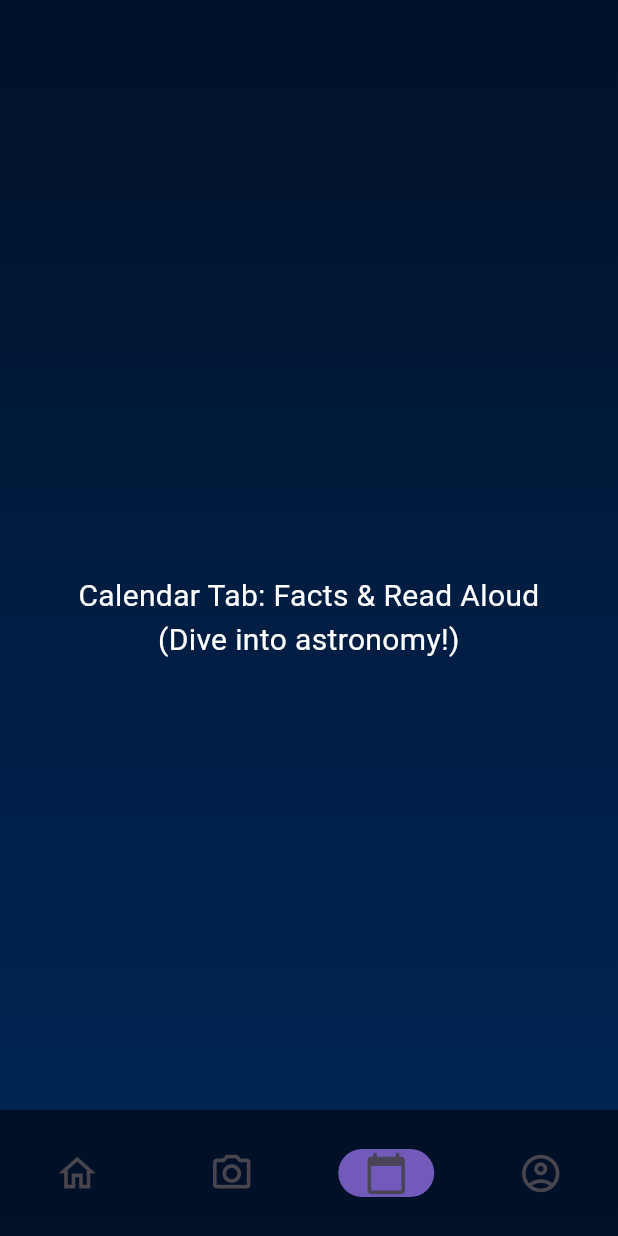
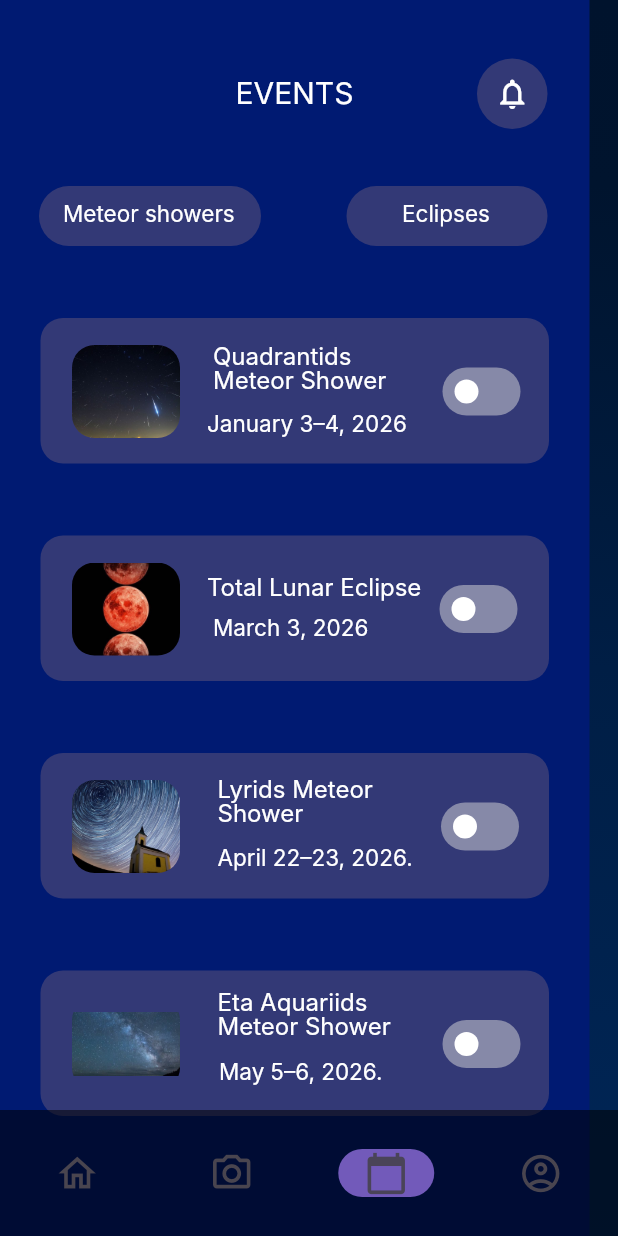
Before and after one commit to ariaj0sephine/Astroot, a Flutter app: the HomeScreen screen opened directly, item 3 of the bottom bar chosen, on a phone screen of 412 x 824 dp. Run offline on Flutter 3.47's test engine with Material 3 defaults, Android fonts, the phone set to English and light mode, and no system bars; our stand-ins replace flutter_svg; Roboto replaces fonts that are missing (Inter).

Commit message:
event_page done

```diff
--- /dev/null
+++ b/lib/event_page.dart
@@ -0,0 +1,543 @@
+import 'package:flutter/material.dart';
+
+class EventWidget extends StatefulWidget {
+  const EventWidget({super.key});
+
+  @override
+  State<EventWidget> createState() => _EventWidgetState();
+}
+
+class _EventWidgetState extends State<EventWidget> {
+  // Individual toggle states for each card (start as OFF)
+  bool _quadrantidsToggle = false;
+  bool _eclipseToggle = false;
+  bool _lyridsToggle = false;
+  bool _etaToggle = false;
+
+  @override
+  Widget build(BuildContext context) {
+    return Container(
+      width: 393,
+      height: 852,
+      decoration: const BoxDecoration(
+        color: Color.fromRGBO(0, 26, 114, 1),
+      ),
+      child: Stack(
+        children: <Widget>[
+          // Header bar
+          Positioned(
+            top: 39,
+            left: 19,
+            child: Container(
+              width: 346,
+              height: 48,
+              child: Stack(
+                children: <Widget>[
+                  Positioned(
+                    top: 13,
+                    left: 138,
+                    child: const Text(
+                      'EVENTS',
+                      textAlign: TextAlign.center,
+                      style: TextStyle(
+                        color: Color.fromRGBO(255, 255, 255, 1),
+                        fontFamily: 'Inter',
+                        fontSize: 20,
+                        letterSpacing: 0,
+                        fontWeight: FontWeight.normal,
+                        height: 1,
+                      ),
+                    ),
+                  ),
+                  // Notification bell icon button
+                  Positioned(
+                    top: 0,
+                    left: 299,
+                    child: Container(
+                      width: 47,
+                      height: 47,
+                      decoration: BoxDecoration(
+                        color: const Color.fromRGBO(51, 57, 118, 1),
+                        borderRadius: BorderRadius.all(Radius.elliptical(47, 47)),
+                      ),
+                      child: const Center(
+                        child: Icon(
+                          Icons.notifications_outlined,
+                          color: Colors.white,
+                          size: 24,
+                        ),
+                      ),
+                    ),
+                  ),
+                ],
+              ),
+            ),
+          ),
+          // Main content with tabs and cards
+          Positioned(
+            top: 124,
+            left: 26,
+            child: Container(
+              width: 340,
+              height: 620,
+              child: Stack(
+                children: <Widget>[
+                  // Tabs row (unchanged)
+                  Positioned(
+                    top: 0,
+                    left: 0,
+                    child: Container(
+                      width: 339,
+                      height: 40,
+                      child: Stack(
+                        children: <Widget>[
+                          Positioned(
+                            top: 0,
+                            left: 0,
+                            child: Container(
+                              width: 148,
+                              height: 40,
+                              decoration: BoxDecoration(
+                                borderRadius: BorderRadius.circular(30),
+                                color: const Color.fromRGBO(51, 57, 118, 1),
+                              ),
+                            ),
+                          ),
+                          Positioned(
+                            top: 0,
+                            left: 205,
+                            child: Container(
+                              width: 134,
+                              height: 40,
+                              decoration: BoxDecoration(
+                                borderRadius: BorderRadius.circular(30),
+                                color: const Color.fromRGBO(51, 57, 118, 1),
+                              ),
+                            ),
+                          ),
+                          Positioned(
+                            top: 11,
+                            left: 16,
+                            child: const Text(
+                              'Meteor showers',
+                              textAlign: TextAlign.left,
+                              style: TextStyle(
+                                color: Color.fromRGBO(255, 255, 255, 1),
+                                fontFamily: 'Inter',
+                                fontSize: 15,
+                                letterSpacing: 0,
+                                fontWeight: FontWeight.normal,
+                                height: 1,
+                              ),
+                            ),
+                          ),
+                          Positioned(
+                            top: 11,
+                            left: 242,
+                            child: const Text(
+                              'Eclipses',
+                              textAlign: TextAlign.left,
+                              style: TextStyle(
+                                color: Color.fromRGBO(255, 255, 255, 1),
+                                fontFamily: 'Inter',
+                                fontSize: 15,
+                                letterSpacing: 0,
+                                fontWeight: FontWeight.normal,
+                                height: 1,
+                              ),
+                            ),
+                          ),
+                        ],
+                      ),
+                    ),
+                  ),
+                  // Card 1: Quadrantids
+                  Positioned(
+                    top: 88,
+                    left: 1,
+                    child: Container(
+                      width: 339,
+                      height: 97,
+                      child: Stack(
+                        children: <Widget>[
+                          Positioned(
+                            top: 0,
+                            left: 0,
+                            child: Container(
+                              width: 339,
+                              height: 97,
+                              decoration: BoxDecoration(
+                                borderRadius: BorderRadius.circular(15),
+                                color: const Color.fromRGBO(51, 57, 118, 1),
+                              ),
+                            ),
+                          ),
+                          // Working toggle switch
+                          Positioned(
+                            top: 38,
+                            left: 273,
+                            child: SizedBox(
+                              width: 42,
+                              height: 22,
+                              child: Switch(
+                                value: _quadrantidsToggle,
+                                onChanged: (value) {
+                                  setState(() {
+                                    _quadrantidsToggle = value;
+                                  });
+                                },
+                                activeColor: const Color.fromRGBO(84, 108, 190, 1),
+                                activeTrackColor: const Color.fromRGBO(84, 108, 190, 1),
+                                inactiveThumbColor: const Color.fromRGBO(217, 217, 217, 1),
+                                inactiveTrackColor: const Color.fromRGBO(217, 217, 217, 0.5),
+                                trackOutlineColor: MaterialStateProperty.all(Colors.transparent),
+                                thumbColor: MaterialStateProperty.all(Colors.white),
+                                materialTapTargetSize: MaterialTapTargetSize.shrinkWrap,
+                              ),
+                            ),
+                          ),
+                          Positioned(
+                            top: 18,
+                            left: 21,
+                            child: Container(
+                              width: 72,
+                              height: 62,
+                              decoration: BoxDecoration(
+                                borderRadius: BorderRadius.circular(15),
+                                image: const DecorationImage(
+                                  image: AssetImage('assets/images/quad.jpg'),
+                                  fit: BoxFit.fitWidth,
+                                ),
+                              ),
+                            ),
+                          ),
+                          Positioned(
+                            top: 17,
+                            left: 115,
+                            child: const Text(
+                              'Quadrantids\nMeteor Shower',
+                              textAlign: TextAlign.left,
+                              style: TextStyle(
+                                color: Color.fromRGBO(255, 255, 255, 1),
+                                fontFamily: 'Inter',
+                                fontSize: 16,
+                                letterSpacing: 0,
+                                fontWeight: FontWeight.normal,
+                                height: 1,
+                              ),
+                            ),
+                          ),
+                          Positioned(
+                            top: 63,
+                            left: 111,
+                            child: const Text(
+                              'January 3–4, 2026',
+                              textAlign: TextAlign.center,
+                              style: TextStyle(
+                                color: Color.fromRGBO(255, 255, 255, 1),
+                                fontFamily: 'Inter',
+                                fontSize: 15,
+                                letterSpacing: 0,
+                                fontWeight: FontWeight.normal,
+                                height: 1,
+                              ),
+                            ),
+                          ),
+                        ],
+                      ),
+                    ),
+                  ),
+                  // Card 2: Total Lunar Eclipse
+                  Positioned(
+                    top: 233,
+                    left: 1,
+                    child: Container(
+                      width: 339,
+                      height: 97,
+                      child: Stack(
+                        children: <Widget>[
+                          Positioned(
+                            top: 0,
+                            left: 0,
+                            child: Container(
+                              width: 339,
+                              height: 97,
+                              decoration: BoxDecoration(
+                                borderRadius: BorderRadius.circular(15),
+                                color: const Color.fromRGBO(51, 57, 118, 1),
+                              ),
+                            ),
+                          ),
+                          Positioned(
+                            top: 38,
+                            left: 271,
+                            child: SizedBox(
+                              width: 42,
+                              height: 22,
+                              child: Switch(
+                                value: _eclipseToggle,
+                                onChanged: (value) {
+                                  setState(() {
+                                    _eclipseToggle = value;
+                                  });
+                                },
+                                activeColor: const Color.fromRGBO(84, 108, 190, 1),
+                                activeTrackColor: const Color.fromRGBO(84, 108, 190, 1),
+                                inactiveThumbColor: const Color.fromRGBO(217, 217, 217, 1),
+                                inactiveTrackColor: const Color.fromRGBO(217, 217, 217, 0.5),
+                                trackOutlineColor: MaterialStateProperty.all(Colors.transparent),
+                                thumbColor: MaterialStateProperty.all(Colors.white),
+                                materialTapTargetSize: MaterialTapTargetSize.shrinkWrap,
+                              ),
+                            ),
+                          ),
+                          Positioned(
+                            top: 18,
+                            left: 21,
+                            child: Container(
+                              width: 72,
+                              height: 62,
+                              decoration: BoxDecoration(
+                                borderRadius: BorderRadius.circular(15),
+                                image: const DecorationImage(
+                                  image: AssetImage('assets/images/total_lunar.jpg'),
+                                  fit: BoxFit.fitWidth,
+                                ),
+                              ),
+                            ),
+                          ),
+                          Positioned(
+                            top: 26,
+                            left: 111,
+                            child: const Text(
+                              'Total Lunar Eclipse',
+                              textAlign: TextAlign.left,
+                              style: TextStyle(
+                                color: Color.fromRGBO(255, 255, 255, 1),
+                                fontFamily: 'Inter',
+                                fontSize: 16,
+                                letterSpacing: 0,
+                                fontWeight: FontWeight.normal,
+                                height: 1,
+                              ),
+                            ),
+                          ),
+                          Positioned(
+                            top: 54,
+                            left: 115,
+                            child: const Text(
+                              'March 3, 2026',
+                              textAlign: TextAlign.left,
+                              style: TextStyle(
+                                color: Color.fromRGBO(255, 255, 255, 1),
+                                fontFamily: 'Inter',
+                                fontSize: 15,
+                                letterSpacing: 0,
+                                fontWeight: FontWeight.normal,
+                                height: 1,
+                              ),
+                            ),
+                          ),
+                        ],
+                      ),
+                    ),
+                  ),
+                  // Card 3: Lyrids
+                  Positioned(
+                    top: 378,
+                    left: 1,
+                    child: Container(
+                      width: 339,
+                      height: 97,
+                      child: Stack(
+                        children: <Widget>[
+                          Positioned(
+                            top: 0,
+                            left: 0,
+                            child: Container(
+                              width: 339,
+                              height: 97,
+                              decoration: BoxDecoration(
+                                borderRadius: BorderRadius.circular(15),
+                                color: const Color.fromRGBO(51, 57, 118, 1),
+                              ),
+                            ),
+                          ),
+                          Positioned(
+                            top: 38,
+                            left: 272,
+                            child: SizedBox(
+                              width: 42,
+                              height: 22,
+                              child: Switch(
+                                value: _lyridsToggle,
+                                onChanged: (value) {
+                                  setState(() {
+                                    _lyridsToggle = value;
+                                  });
+                                },
+                                activeColor: const Color.fromRGBO(84, 108, 190, 1),
+                                activeTrackColor: const Color.fromRGBO(84, 108, 190, 1),
+                                inactiveThumbColor: const Color.fromRGBO(217, 217, 217, 1),
+                                inactiveTrackColor: const Color.fromRGBO(217, 217, 217, 0.5),
+                                trackOutlineColor: MaterialStateProperty.all(Colors.transparent),
+                                thumbColor: MaterialStateProperty.all(Colors.white),
+                                materialTapTargetSize: MaterialTapTargetSize.shrinkWrap,
+                              ),
+                            ),
+                          ),
+                          Positioned(
+                            top: 18,
+                            left: 21,
+                            child: Container(
+                              width: 72,
+                              height: 62,
+                              decoration: BoxDecoration(
+                                borderRadius: BorderRadius.circular(15),
+                                image: const DecorationImage(
+                                  image: AssetImage('assets/images/lyrids.jpg'),
+                                  fit: BoxFit.fitWidth,
+                                ),
+                              ),
+                            ),
+                          ),
+                          Positioned(
+                            top: 16,
+                            left: 118,
+                            child: const Text(
+                              'Lyrids Meteor\nShower',
+                              textAlign: TextAlign.left,
+                              style: TextStyle(
+                                color: Color.fromRGBO(255, 255, 255, 1),
+                                fontFamily: 'Inter',
+                                fontSize: 16,
+                                letterSpacing: 0,
+                                fontWeight: FontWeight.normal,
+                                height: 1,
+                              ),
+                            ),
+                          ),
+                          Positioned(
+                            top: 62,
+                            left: 118,
+                            child: const Text(
+                              'April 22–23, 2026.',
+                              textAlign: TextAlign.left,
+                              style: TextStyle(
+                                color: Color.fromRGBO(255, 255, 255, 1),
+                                fontFamily: 'Inter',
+                                fontSize: 15,
+                                letterSpacing: 0,
+                                fontWeight: FontWeight.normal,
+                                height: 1,
+                              ),
+                            ),
+                          ),
+                        ],
+                      ),
+                    ),
+                  ),
+                  // Card 4: Eta Aquariids
+                  Positioned(
+                    top: 523,
+                    left: 1,
+                    child: Container(
+                      width: 339,
+                      height: 97,
+                      child: Stack(
+                        children: <Widget>[
+                          Positioned(
+                            top: 0,
+                            left: 0,
+                            child: Container(
+                              width: 339,
+                              height: 97,
+                              decoration: BoxDecoration(
+                                borderRadius: BorderRadius.circular(15),
+                                color: const Color.fromRGBO(51, 57, 118, 1),
+                              ),
+                            ),
+                          ),
+                          Positioned(
+                            top: 38,
+                            left: 273,
+                            child: SizedBox(
+                              width: 42,
+                              height: 22,
+                              child: Switch(
+                                value: _etaToggle,
+                                onChanged: (value) {
+                                  setState(() {
+                                    _etaToggle = value;
+                                  });
+                                },
+                                activeColor: const Color.fromRGBO(84, 108, 190, 1),
+                                activeTrackColor: const Color.fromRGBO(84, 108, 190, 1),
+                                inactiveThumbColor: const Color.fromRGBO(217, 217, 217, 1),
+                                inactiveTrackColor: const Color.fromRGBO(217, 217, 217, 0.5),
+                                trackOutlineColor: MaterialStateProperty.all(Colors.transparent),
+                                thumbColor: MaterialStateProperty.all(Colors.white),
+                                materialTapTargetSize: MaterialTapTargetSize.shrinkWrap,
+                              ),
+                            ),
+                          ),
+                          Positioned(
+                            top: 18,
+                            left: 21,
+                            child: Container(
+                              width: 72,
+                              height: 62,
+                              decoration: BoxDecoration(
+                                borderRadius: BorderRadius.circular(15),
+                                image: const DecorationImage(
+                                  image: AssetImage('assets/images/eta.jpg'),
+                                  fit: BoxFit.fitWidth,
+                                ),
+                              ),
+                            ),
+                          ),
+                          Positioned(
+                            top: 13,
+                            left: 118,
+                            child: const Text(
+                              'Eta Aquariids\nMeteor Shower',
+                              textAlign: TextAlign.left,
+                              style: TextStyle(
+                                color: Color.fromRGBO(255, 255, 255, 1),
+                                fontFamily: 'Inter',
+                                fontSize: 16,
+                                letterSpacing: 0,
+                                fontWeight: FontWeight.normal,
+                                height: 1,
+                              ),
+                            ),
+                          ),
+                          Positioned(
+                            top: 60,
+                            left: 119,
+                            child: const Text(
+                              'May 5–6, 2026.',
+                              textAlign: TextAlign.left,
+                              style: TextStyle(
+                                color: Color.fromRGBO(255, 255, 255, 1),
+                                fontFamily: 'Inter',
+                                fontSize: 15,
+                                letterSpacing: 0,
+                                fontWeight: FontWeight.normal,
+                                height: 1,
+                              ),
+                            ),
+                          ),
+                        ],
+                      ),
+                    ),
+                  ),
+                ],
+              ),
+            ),
+          ),
+        ],
+      ),
+    );
+  }
+}
--- a/lib/nav_bar.dart
+++ b/lib/nav_bar.dart
@@ -1,6 +1,7 @@
 import 'package:flutter/material.dart';
 import 'dart:ui' as ui;
 import 'profile_page.dart';  // ← Add this line only (tells Flutter where to find it)
+import 'event_page.dart';
 
 class HomeScreen extends StatefulWidget {
   const HomeScreen({super.key});
@@ -15,7 +16,7 @@ class _HomeScreenState extends State<HomeScreen> {
   static final List<Widget> _screens = [
     const RealHomeTab(),   // ← Our beautiful Figma homepage
     const CameraTab(),
-    const CalendarTab(),
+    EventWidget(),
     const ProfilePage(),
   ];
 
```
Also changed, not shown: assets/images/alert.png (added), assets/images/eta.jpg (added), assets/images/images/abc.jpg (added), assets/images/images/eye.png (added), assets/images/images/login.png (added), assets/images/images/logo.png (added), assets/images/images/sign up.png (added), assets/images/images/uncomplete.png (added), assets/images/images/welcome.png (added), assets/images/images/yip/IMG_20240319_192555.jpg (added), assets/images/images/yip/IMG_20240319_192627.jpg (added), assets/images/lyrids.jpg (added), assets/images/quad.jpg (added), assets/images/total_lunar.jpg (added), 4 other files.
